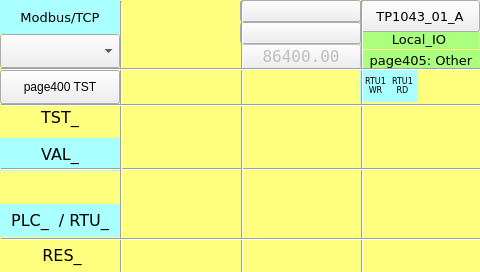
First picture: the form in TP1043_RTU/Local_IO_HMI/page405.ui, repository MECTsrl/mect_apps, before the edit.
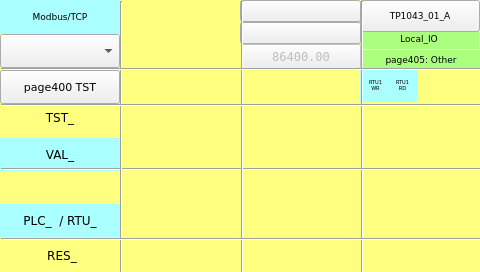
Second picture: the form after the edit. Custom widgets are drawn as their Qt base class.

Commit message: Fonts resize

```diff
--- a/TP1043_RTU/Local_IO_HMI/page405.ui
+++ b/TP1043_RTU/Local_IO_HMI/page405.ui
@@ -43,7 +43,7 @@
    <property name="font">
     <font>
      <family>DejaVu Sans</family>
-     <pointsize>10</pointsize>
+  <pointsize>7</pointsize>
     </font>
    </property>
    <property name="styleSheet">
@@ -68,7 +68,7 @@
    <property name="font">
     <font>
      <family>DejaVu Sans</family>
-     <pointsize>10</pointsize>
+  <pointsize>7</pointsize>
     </font>
    </property>
    <property name="styleSheet">
@@ -195,7 +195,7 @@
    <property name="font">
     <font>
      <family>DejaVu Sans</family>
-     <pointsize>10</pointsize>
+  <pointsize>7</pointsize>
      <weight>50</weight>
      <bold>false</bold>
     </font>
@@ -323,7 +323,7 @@
    <property name="font">
     <font>
      <family>DejaVu Sans</family>
-     <pointsize>12</pointsize>
+  <pointsize>9</pointsize>
     </font>
    </property>
    <property name="styleSheet">
@@ -348,7 +348,7 @@
    <property name="font">
     <font>
      <family>DejaVu Sans</family>
-     <pointsize>12</pointsize>
+  <pointsize>9</pointsize>
     </font>
    </property>
    <property name="styleSheet">
@@ -373,7 +373,7 @@
    <property name="font">
     <font>
      <family>DejaVu Sans</family>
-     <pointsize>12</pointsize>
+  <pointsize>9</pointsize>
     </font>
    </property>
    <property name="styleSheet">
@@ -435,6 +435,12 @@
    <property name="apparence">
     <enum>QFrame::Raised</enum>
    </property>
+<property name="font">
+ <font>
+  <family>DejaVu Sans</family>
+  <pointsize>8</pointsize>
+ </font>
+</property>
   </widget>
   <widget class="ATCMlabel" name="atcmLabel_PLC_time">
    <property name="enabled">
@@ -451,7 +457,7 @@
    <property name="font">
     <font>
      <family>DejaVu Sans Mono</family>
-     <pointsize>12</pointsize>
+  <pointsize>9</pointsize>
     </font>
    </property>
    <property name="text">
@@ -622,7 +628,7 @@
    <property name="font">
     <font>
      <family>DejaVu Sans</family>
-     <pointsize>6</pointsize>
+  <pointsize>4</pointsize>
     </font>
    </property>
    <property name="styleSheet">
@@ -756,7 +762,7 @@
    <property name="font">
     <font>
      <family>DejaVu Sans</family>
-     <pointsize>6</pointsize>
+  <pointsize>4</pointsize>
     </font>
    </property>
    <property name="styleSheet">
@@ -782,7 +788,7 @@
    <property name="font">
     <font>
      <family>DejaVu Sans</family>
-     <pointsize>12</pointsize>
+  <pointsize>9</pointsize>
     </font>
    </property>
    <property name="styleSheet">
@@ -860,7 +866,7 @@
    <property name="font">
     <font>
      <family>DejaVu Sans</family>
-     <pointsize>10</pointsize>
+  <pointsize>7</pointsize>
     </font>
    </property>
    <property name="styleSheet">
```
Left out of the diff: 88 changed lines with no effect on the pictures. Lines whose indentation alone changed are shown as unchanged. The commit also changes 70 other files.
